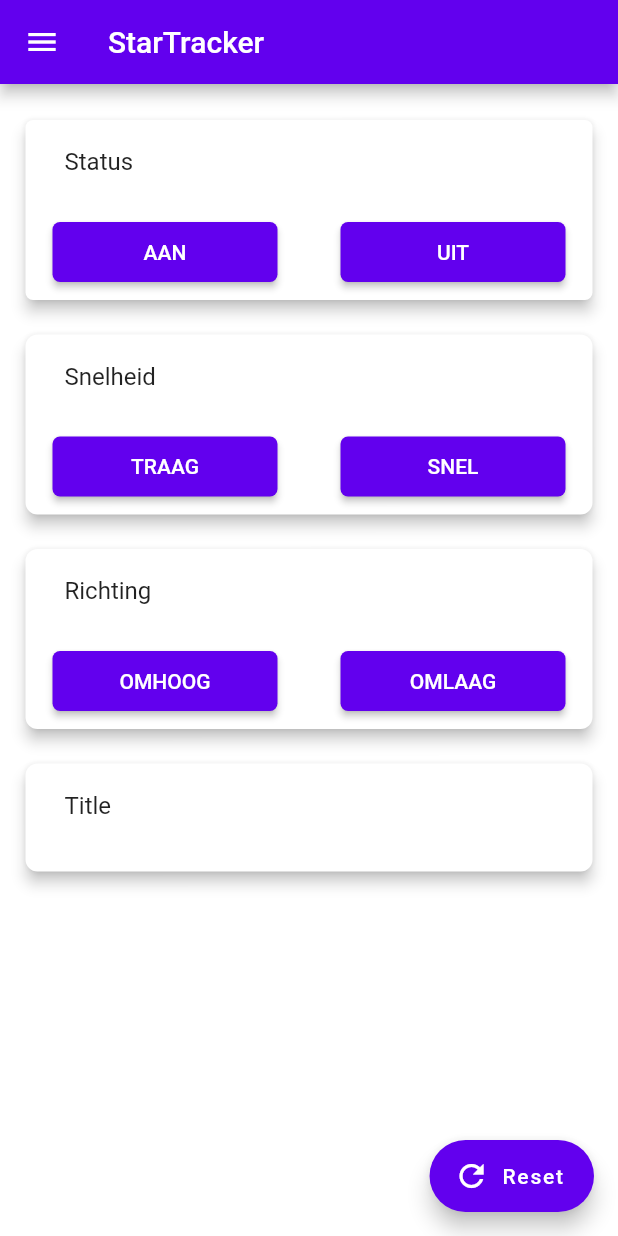
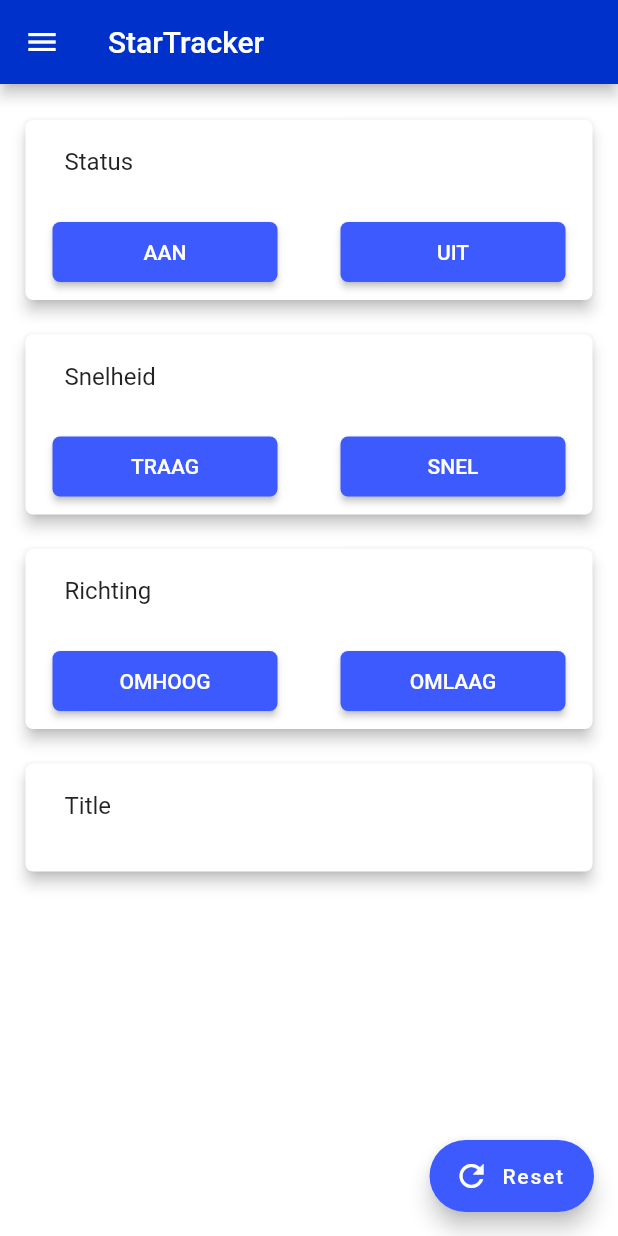
Before and after one commit to MrBananaPants/StarTracker, a Flutter app: the screen it shows after launch, on a phone screen of 412 x 824 dp. Run offline on Flutter 3.47's test engine with Material 2 defaults, Android fonts, the phone set to English and light mode, and no system bars.

Commit message:
Update UI

```diff
--- a/lib/main.dart
+++ b/lib/main.dart
@@ -35,11 +35,12 @@ class MyAppState extends State<MyApp> {
     return MaterialApp(
       debugShowCheckedModeBanner: false,
       theme: ThemeData(
-       //Make primary color that can be reused.
-      ),
+          //Make primary color that can be reused.
+          ),
       home: Scaffold(
         floatingActionButton: FloatingActionButton.extended(
-          backgroundColor: Color(0xFF6200EE),
+          //backgroundColor: Color(0xFF6200EE),
+          backgroundColor: Color(0xFF3D5AFE),
           label: Text("Reset"),
           icon: Icon(Icons.refresh),
         ),
@@ -51,7 +52,7 @@ class MyAppState extends State<MyApp> {
               DrawerHeader(
                 child: Text('Drawer Header'),
                 decoration: BoxDecoration(
-                  color: Color(0xFF6200EE),
+                  color: Color(0xFF3D5AFE),
                 ),
               ),
               ListTile(
@@ -71,16 +72,17 @@ class MyAppState extends State<MyApp> {
         ),
         appBar: AppBar(
           elevation: 4,
-          backgroundColor: Color(0xFF6200EE),
+          backgroundColor: Color(0xFF0031CA),
           title: Text("StarTracker"),
         ),
         body: Container(
-          margin: EdgeInsets.only(left: 13, right:13, top: 20),
+          margin: EdgeInsets.only(left: 13, right: 13, top: 20),
           child: Column(
             mainAxisAlignment: MainAxisAlignment.start,
             children: [
               Card(
-                shape: RoundedRectangleBorder(borderRadius: BorderRadius.circular(5)),
+                shape: RoundedRectangleBorder(
+                    borderRadius: BorderRadius.circular(5)),
                 elevation: 4,
                 clipBehavior: Clip.antiAlias,
                 child: Container(
@@ -98,8 +100,9 @@ class MyAppState extends State<MyApp> {
                         alignment: MainAxisAlignment.spaceBetween,
                         children: [
                           RaisedButton(
-                            shape: RoundedRectangleBorder(borderRadius: BorderRadius.circular(5)),
-                            color: Color(0xFF6200EE),
+                            shape: RoundedRectangleBorder(
+                                borderRadius: BorderRadius.circular(5)),
+                            color: Color(0xFF3D5AFE),
                             onPressed: () {
                               requestURLIndex = 0;
                               buttonPressed();
@@ -107,8 +110,9 @@ class MyAppState extends State<MyApp> {
                             child: Text('AAN'),
                           ),
                           RaisedButton(
-                            shape: RoundedRectangleBorder(borderRadius: BorderRadius.circular(5)),
-                            color: Color(0xFF6200EE),
+                            shape: RoundedRectangleBorder(
+                                borderRadius: BorderRadius.circular(5)),
+                            color: Color(0xFF3D5AFE),
                             onPressed: () {
                               requestURLIndex = 1;
                               buttonPressed();
@@ -121,9 +125,12 @@ class MyAppState extends State<MyApp> {
                   ),
                 ),
               ),
-              SizedBox(height: 15,),
+              SizedBox(
+                height: 15,
+              ),
               Card(
-                shape: RoundedRectangleBorder(borderRadius: BorderRadius.circular(8)),
+                shape: RoundedRectangleBorder(
+                    borderRadius: BorderRadius.circular(5)),
                 elevation: 4,
                 clipBehavior: Clip.antiAlias,
                 child: Container(
@@ -144,8 +151,9 @@ class MyAppState extends State<MyApp> {
                         alignment: MainAxisAlignment.spaceBetween,
                         children: [
                           RaisedButton(
-                            shape: RoundedRectangleBorder(borderRadius: BorderRadius.circular(5)),
-                            color: Color(0xFF6200EE),
+                            shape: RoundedRectangleBorder(
+                                borderRadius: BorderRadius.circular(5)),
+                            color: Color(0xFF3D5AFE),
                             onPressed: () {
                               requestURLIndex = 2;
                               buttonPressed();
@@ -153,8 +161,9 @@ class MyAppState extends State<MyApp> {
                             child: const Text('TRAAG'),
                           ),
                           RaisedButton(
-                            shape: RoundedRectangleBorder(borderRadius: BorderRadius.circular(5)),
-                            color: Color(0xFF6200EE),
+                            shape: RoundedRectangleBorder(
+                                borderRadius: BorderRadius.circular(5)),
+                            color: Color(0xFF3D5AFE),
                             onPressed: () {
                               requestURLIndex = 3;
                               buttonPressed();
@@ -167,9 +176,12 @@ class MyAppState extends State<MyApp> {
                   ),
                 ),
               ),
-              SizedBox(height: 15,),
+              SizedBox(
+                height: 15,
+              ),
               Card(
-                shape: RoundedRectangleBorder(borderRadius: BorderRadius.circular(8)),
+                shape: RoundedRectangleBorder(
+                    borderRadius: BorderRadius.circular(5)),
                 elevation: 4,
                 clipBehavior: Clip.antiAlias,
                 child: Container(
@@ -190,8 +202,9 @@ class MyAppState extends State<MyApp> {
                         alignment: MainAxisAlignment.spaceBetween,
                         children: [
                           RaisedButton(
-                            shape: RoundedRectangleBorder(borderRadius: BorderRadius.circular(5)),
-                            color: Color(0xFF6200EE),
+                            shape: RoundedRectangleBorder(
+                                borderRadius: BorderRadius.circular(5)),
+                            color: Color(0xFF3D5AFE),
                             onPressed: () {
                               requestURLIndex = 4;
                               buttonPressed();
@@ -199,8 +212,9 @@ class MyAppState extends State<MyApp> {
                             child: const Text('OMHOOG'),
                           ),
                           RaisedButton(
-                            shape: RoundedRectangleBorder(borderRadius: BorderRadius.circular(5)),
-                            color: Color(0xFF6200EE),
+                            shape: RoundedRectangleBorder(
+                                borderRadius: BorderRadius.circular(5)),
+                            color: Color(0xFF3D5AFE),
                             onPressed: () {
                               requestURLIndex = 5;
                               buttonPressed();
@@ -213,9 +227,12 @@ class MyAppState extends State<MyApp> {
                   ),
                 ),
               ),
-              SizedBox(height: 15,),
+              SizedBox(
+                height: 15,
+              ),
               Card(
-                shape: RoundedRectangleBorder(borderRadius: BorderRadius.circular(8)),
+                shape: RoundedRectangleBorder(
+                    borderRadius: BorderRadius.circular(5)),
                 elevation: 4,
                 clipBehavior: Clip.antiAlias,
                 child: Container(
@@ -231,11 +248,10 @@ class MyAppState extends State<MyApp> {
                       //   padding: const EdgeInsets.all(16.0),
                       // ),
                       ButtonBar(
-                        buttonHeight: 40,
-                        buttonMinWidth: 150,
-                        alignment: MainAxisAlignment.spaceBetween,
-                        children: []
-                      ),
+                          buttonHeight: 40,
+                          buttonMinWidth: 150,
+                          alignment: MainAxisAlignment.spaceBetween,
+                          children: []),
                     ],
                   ),
                 ),
```
